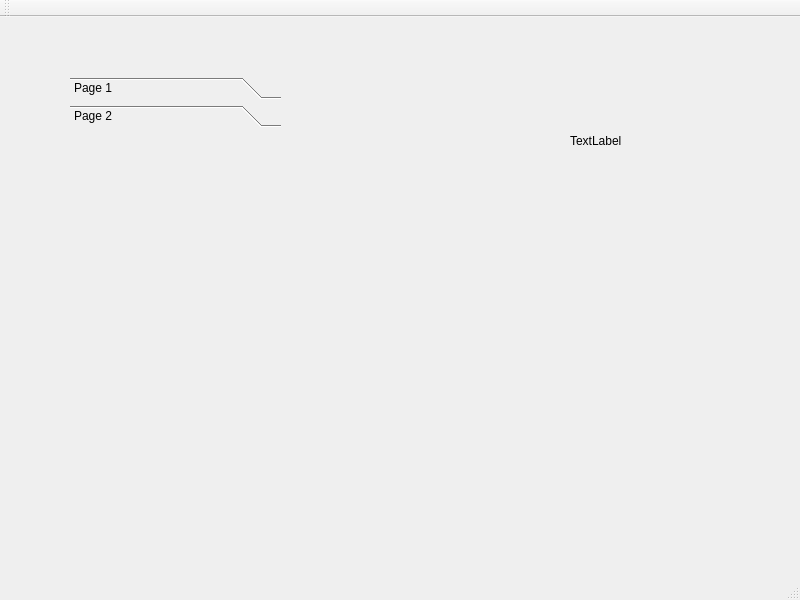
Above: MainWindow.ui from dmokin2022/Experiments before the change. Below: the same form after it.
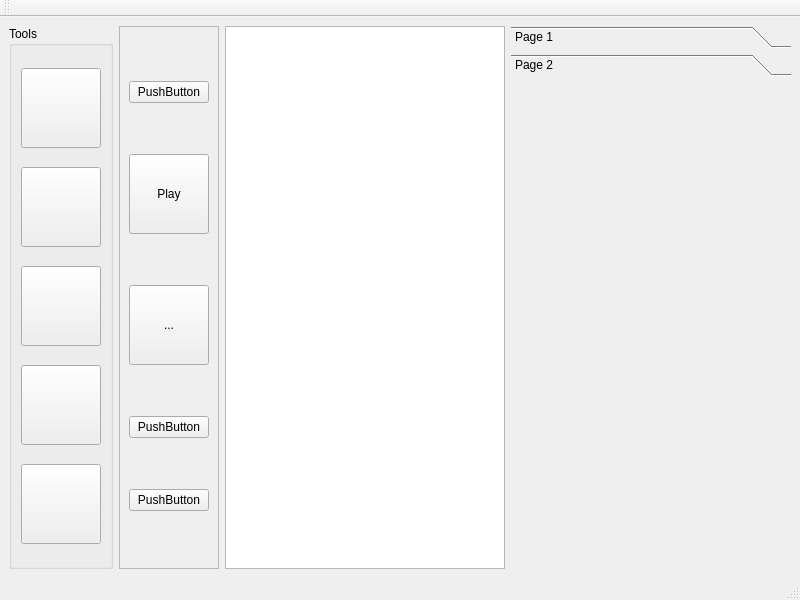
That is the form after the change. The open tabs and pages were chosen to show the change.

Commit message: Добавлены разные виды панели инструментов

Patch:
```diff
--- a/MainWindow.ui
+++ b/MainWindow.ui
@@ -14,15 +14,166 @@
    <string>MainWindow</string>
   </property>
   <widget class="QWidget" name="centralwidget">
+   <layout class="QHBoxLayout" name="horizontalLayout">
+    <item>
+     <widget class="QGroupBox" name="groupBox">
+      <property name="title">
+       <string>Tools</string>
+      </property>
+      <layout class="QVBoxLayout" name="verticalLayout_2">
+       <item>
+        <widget class="QPushButton" name="pushButton_2">
+         <property name="minimumSize">
+          <size>
+           <width>80</width>
+           <height>80</height>
+          </size>
+         </property>
+         <property name="text">
+          <string/>
+         </property>
+         <property name="checkable">
+          <bool>true</bool>
+         </property>
+        </widget>
+       </item>
+       <item>
+        <widget class="QPushButton" name="pushButton_4">
+         <property name="minimumSize">
+          <size>
+           <width>80</width>
+           <height>80</height>
+          </size>
+         </property>
+         <property name="text">
+          <string/>
+         </property>
+         <property name="checkable">
+          <bool>true</bool>
+         </property>
+        </widget>
+       </item>
+       <item>
+        <widget class="QPushButton" name="pushButton_6">
+         <property name="minimumSize">
+          <size>
+           <width>80</width>
+           <height>80</height>
+          </size>
+         </property>
+         <property name="text">
+          <string/>
+         </property>
+         <property name="checkable">
+          <bool>true</bool>
+         </property>
+        </widget>
+       </item>
+       <item>
+        <widget class="QPushButton" name="pushButton_5">
+         <property name="minimumSize">
+          <size>
+           <width>80</width>
+           <height>80</height>
+          </size>
+         </property>
+         <property name="text">
+          <string/>
+         </property>
+         <property name="checkable">
+          <bool>true</bool>
+         </property>
+        </widget>
+       </item>
+       <item>
+        <widget class="QPushButton" name="pushButton_10">
+         <property name="minimumSize">
+          <size>
+           <width>80</width>
+           <height>80</height>
+          </size>
+         </property>
+         <property name="text">
+          <string/>
+         </property>
+         <property name="checkable">
+          <bool>true</bool>
+         </property>
+        </widget>
+       </item>
+      </layout>
+     </widget>
+    </item>
+    <item>
+     <widget class="QFrame" name="frame">
+      <property name="frameShape">
+       <enum>QFrame::StyledPanel</enum>
+      </property>
+      <property name="frameShadow">
+       <enum>QFrame::Raised</enum>
+      </property>
+      <layout class="QVBoxLayout" name="verticalLayout">
+       <item>
+        <widget class="QPushButton" name="pushButton_9">
+         <property name="text">
+          <string>PushButton</string>
+         </property>
+        </widget>
+       </item>
+       <item>
+        <widget class="QToolButton" name="toolButton_2">
+         <property name="minimumSize">
+          <size>
+           <width>80</width>
+           <height>80</height>
+          </size>
+         </property>
+         <property name="text">
+          <string>Play</string>
+         </property>
+         <property name="checkable">
+          <bool>true</bool>
+         </property>
+        </widget>
+       </item>
+       <item>
+        <widget class="QToolButton" name="toolButton">
+         <property name="minimumSize">
+          <size>
+           <width>80</width>
+           <height>80</height>
+          </size>
+         </property>
+         <property name="text">
+          <string>...</string>
+         </property>
+         <property name="checkable">
+          <bool>true</bool>
+         </property>
+        </widget>
+       </item>
+       <item>
+        <widget class="QPushButton" name="pushButton_8">
+         <property name="text">
+          <string>PushButton</string>
+         </property>
+        </widget>
+       </item>
+       <item>
+        <widget class="QPushButton" name="pushButton_7">
+         <property name="text">
+          <string>PushButton</string>
+         </property>
+        </widget>
+       </item>
+      </layout>
+     </widget>
+    </item>
+    <item>
+     <widget class="QGraphicsView" name="graphicsView"/>
+    </item>
+    <item>
    <widget class="QToolBox" name="toolBox">
-    <property name="geometry">
-     <rect>
-      <x>70</x>
-      <y>60</y>
-      <width>211</width>
-      <height>451</height>
-     </rect>
-    </property>
     <property name="currentIndex">
      <number>0</number>
     </property>
@@ -95,26 +246,11 @@
        <bool>true</bool>
       </property>
      </widget>
-    </widget>
-    <widget class="QWidget" name="page_2">
-     <property name="geometry">
-      <rect>
-       <x>0</x>
-       <y>0</y>
-       <width>211</width>
-       <height>365</height>
-      </rect>
-     </property>
-     <attribute name="label">
-      <string>Page 2</string>
-     </attribute>
-    </widget>
-   </widget>
    <widget class="QLabel" name="label">
     <property name="geometry">
      <rect>
-      <x>570</x>
-      <y>110</y>
+          <x>20</x>
+          <y>280</y>
       <width>84</width>
       <height>28</height>
      </rect>
@@ -123,6 +259,23 @@
      <string>TextLabel</string>
     </property>
    </widget>
+      </widget>
+      <widget class="QWidget" name="page_2">
+       <property name="geometry">
+        <rect>
+         <x>0</x>
+         <y>0</y>
+         <width>255</width>
+         <height>408</height>
+        </rect>
+       </property>
+       <attribute name="label">
+        <string>Page 2</string>
+       </attribute>
+      </widget>
+     </widget>
+    </item>
+   </layout>
   </widget>
   <widget class="QMenuBar" name="menubar">
    <property name="geometry">
```
Left out of the diff: 6 changed lines with no effect on the pictures. Lines whose indentation alone changed are shown as unchanged.
